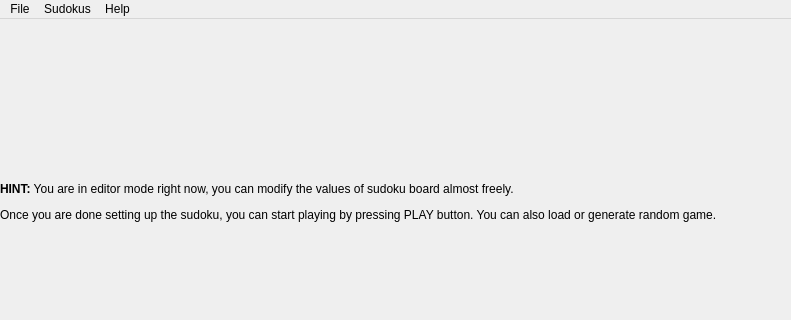
Above: mainwindow.ui from benapetr/sudoku before the change; both pictures show x 0 to 791 and y 0 to 320 of the 791 by 614 pixel window. Below: the same form after it.
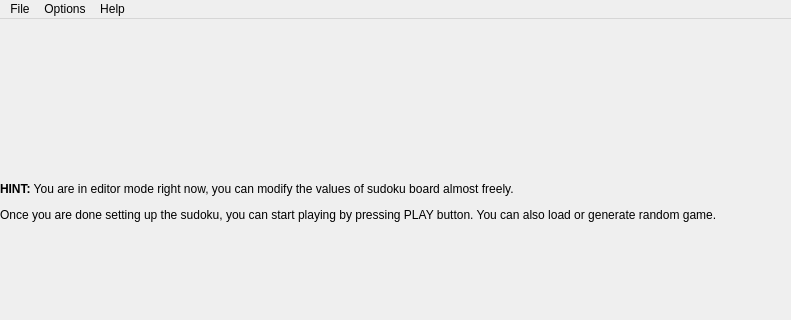
That is the form after the change.

Diff of the .ui file:
```diff
--- a/mainwindow.ui
+++ b/mainwindow.ui
@@ -447,15 +447,15 @@
     </property>
     <addaction name="actionAbout"/>
    </widget>
-   <widget class="QMenu" name="menuSudokus">
+   <widget class="QMenu" name="menuOptions">
     <property name="title">
-     <string>Sudokus</string>
+     <string>Options</string>
     </property>
     <addaction name="actionFork"/>
     <addaction name="separator"/>
    </widget>
    <addaction name="menuFile"/>
-   <addaction name="menuSudokus"/>
+   <addaction name="menuOptions"/>
    <addaction name="menuHelp"/>
   </widget>
   <widget class="QStatusBar" name="statusbar"/>
```
Left out of the diff: 18 changed lines with no effect on the pictures.
